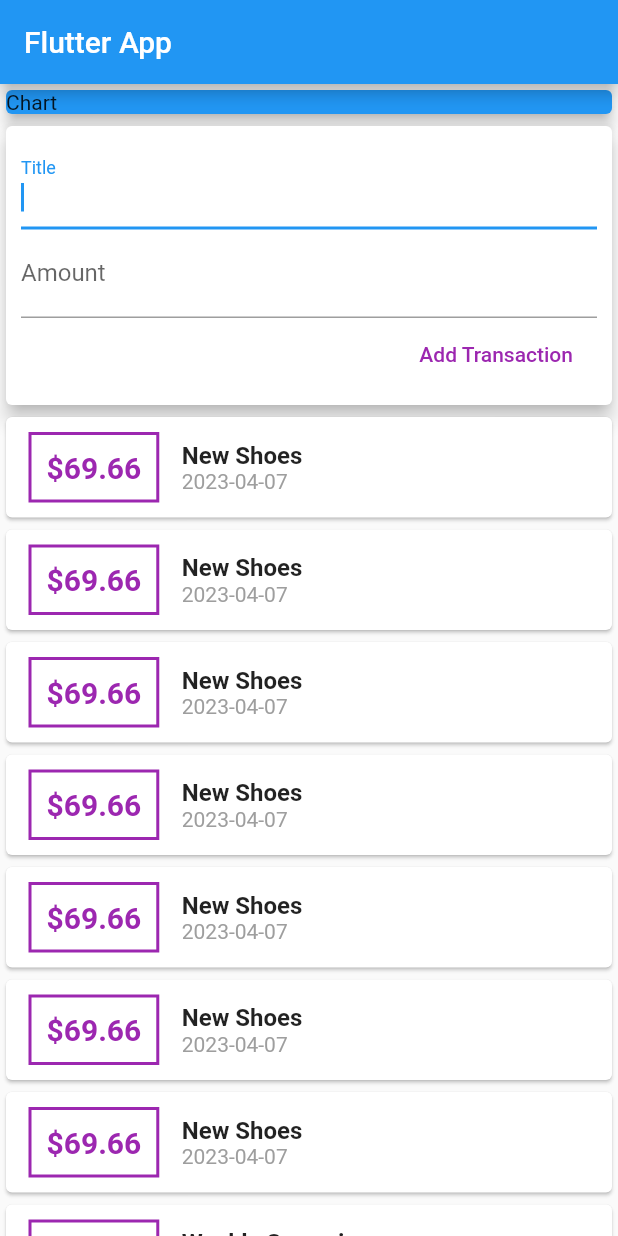
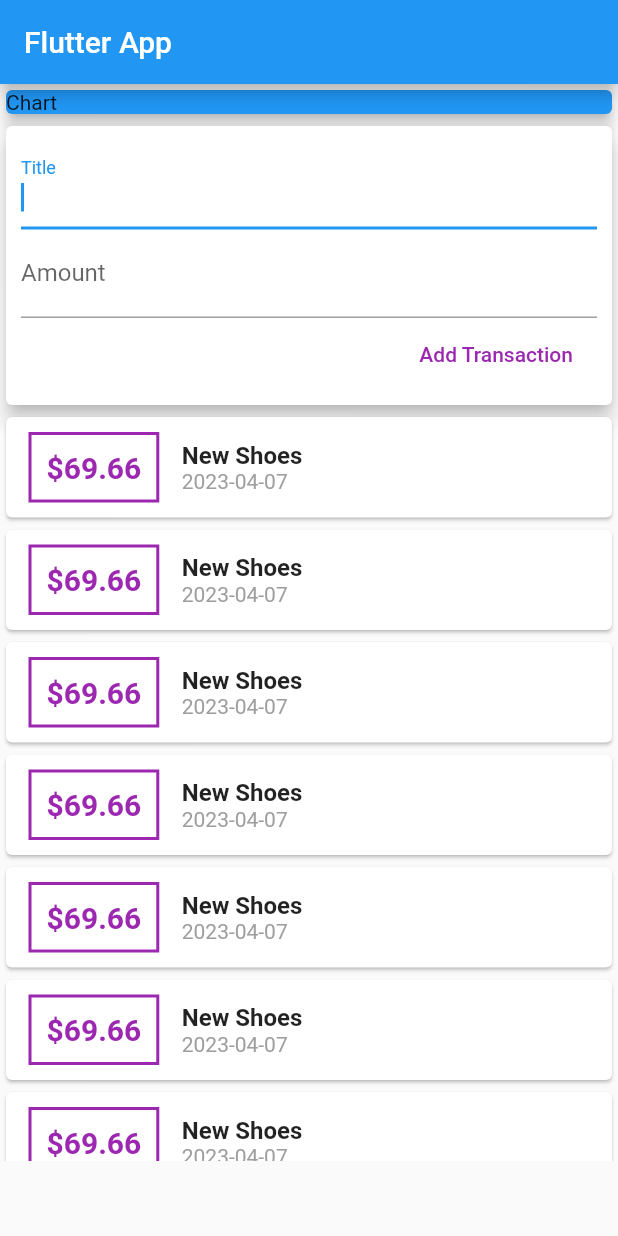
Before and after one commit to hiroshi-iwashita/practice_flutter_20230404, a Flutter app: the screen it shows after launch, on a phone screen of 412 x 824 dp. Run offline on Flutter 3.47's test engine with Material 2 defaults, Android fonts, the phone set to English and light mode, and no system bars.

Commit message:
update: ListView.builder()

```diff
--- a/lib/widgets/transaction_list.dart
+++ b/lib/widgets/transaction_list.dart
@@ -11,10 +11,10 @@ class TransactionList extends StatelessWidget {
   @override
   Widget build(BuildContext context) {
     return Container(
-      height: 600,
-      child: SingleChildScrollView(
-        child: Column(
-          children: transactions.map((tx) {
+      height: 500,
+      child: ListView.builder(
+        // Column with SingleChildScrollView, this needs to have fixed height.
+        itemBuilder: (ctx, index) {
           return Card(
             child: Row(children: <Widget>[
               Container(
@@ -30,7 +30,7 @@ class TransactionList extends StatelessWidget {
                 ),
                 padding: EdgeInsets.all(10),
                 child: Text(
-                    '\$${tx.amount}',
+                  '\$${transactions[index].amount}',
                   style: TextStyle(
                     fontWeight: FontWeight.bold,
                     fontSize: 20,
@@ -42,14 +42,14 @@ class TransactionList extends StatelessWidget {
                 crossAxisAlignment: CrossAxisAlignment.start,
                 children: <Widget>[
                   Text(
-                      tx.title,
+                    transactions[index].title,
                     style: TextStyle(
                       fontSize: 16,
                       fontWeight: FontWeight.bold,
                     ),
                   ),
                   Text(
-                      DateFormat('yyyy-MM-dd').format(tx.date),
+                    DateFormat('yyyy-MM-dd').format(transactions[index].date),
                     style: TextStyle(
                       color: Colors.grey,
                     ),
@@ -58,8 +58,8 @@ class TransactionList extends StatelessWidget {
               ),
             ]),
           );
-          }).toList(),
-        ),
+        },
+        itemCount: transactions.length,
       ),
     );
   }
```
Lines whose indentation alone changed are shown as unchanged.
